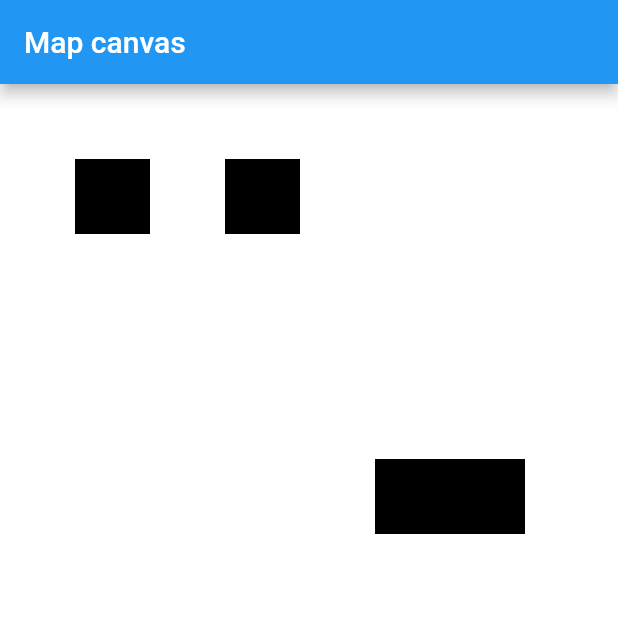
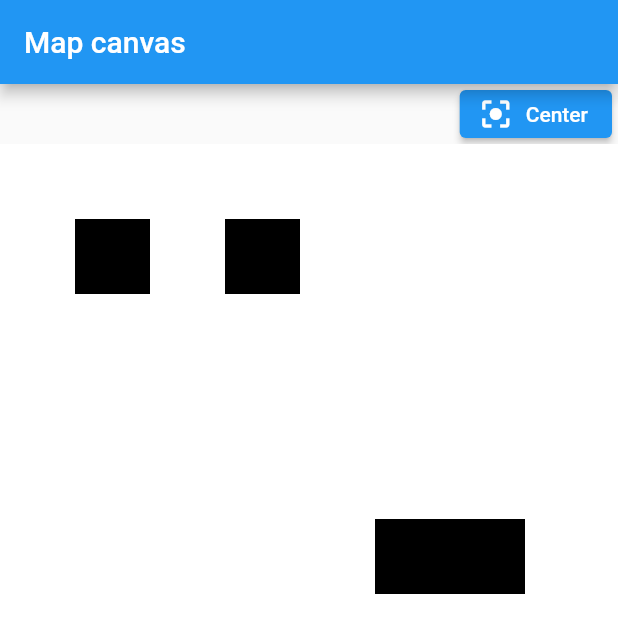
Before and after one commit to jWinterDay/map_canvas, a Flutter app: the screen it shows after launch, on a phone screen of 412 x 824 dp. Shown: the top 633 px of the screen. Run offline on Flutter 3.47's test engine with Material 2 defaults, Android fonts, the light colour scheme and no system bars.

Commit message:
center button

```diff
--- a/lib/src/canvas.dart
+++ b/lib/src/canvas.dart
@@ -38,15 +38,40 @@ class _CustomPainterDraggableState extends State<CustomPainterDraggable> {
 
   @override
   Widget build(BuildContext context) {
-    return GestureDetector(
+    return Column(
+      children: <Widget>[
+        // settings
+        Row(
+          mainAxisAlignment: MainAxisAlignment.end,
+          children: <Widget>[
+            SizedBox(
+              height: 40,
+              child: Padding(
+                padding: const EdgeInsets.all(4),
+                child: ElevatedButton.icon(
+                  onPressed: () {
+                    setState(() {
+                      _offset = Offset.zero;
+                    });
+                  },
+                  icon: const Icon(Icons.center_focus_strong),
+                  label: const Text('Center'),
+                ),
+              ),
+            ),
+          ],
+        ),
+
+        // canvas
+        Expanded(
+          child: GestureDetector(
             onPanStart: (DragStartDetails details) {
               for (final FigureUi figure in _figuresSet) {
-          final bool isDragging = figure.calcIsDragging(
+                figure.isDragging = figure.calcIsDragging(
                   cursorPositionX: details.localPosition.dx,
                   cursorPositionY: details.localPosition.dy,
                   offset: _offset,
                 );
-          figure.isDragging = isDragging;
               }
             },
             onPanEnd: (DragEndDetails details) {
@@ -78,6 +103,9 @@ class _CustomPainterDraggableState extends State<CustomPainterDraggable> {
                 child: Container(),
               ),
             ),
+          ),
+        ),
+      ],
     );
   }
 }
```
Lines whose indentation alone changed are shown as unchanged.
